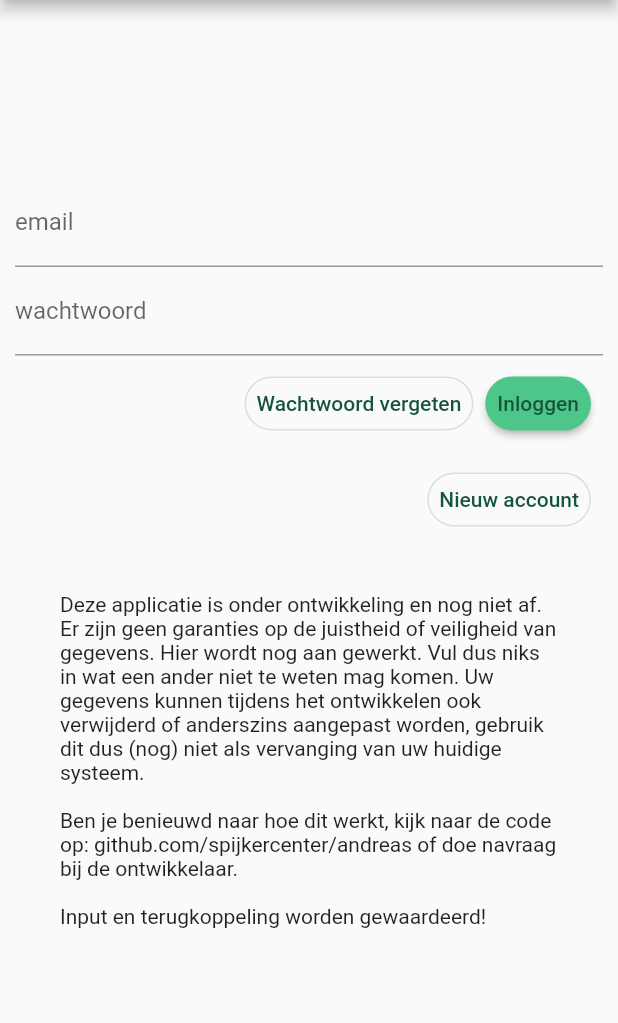
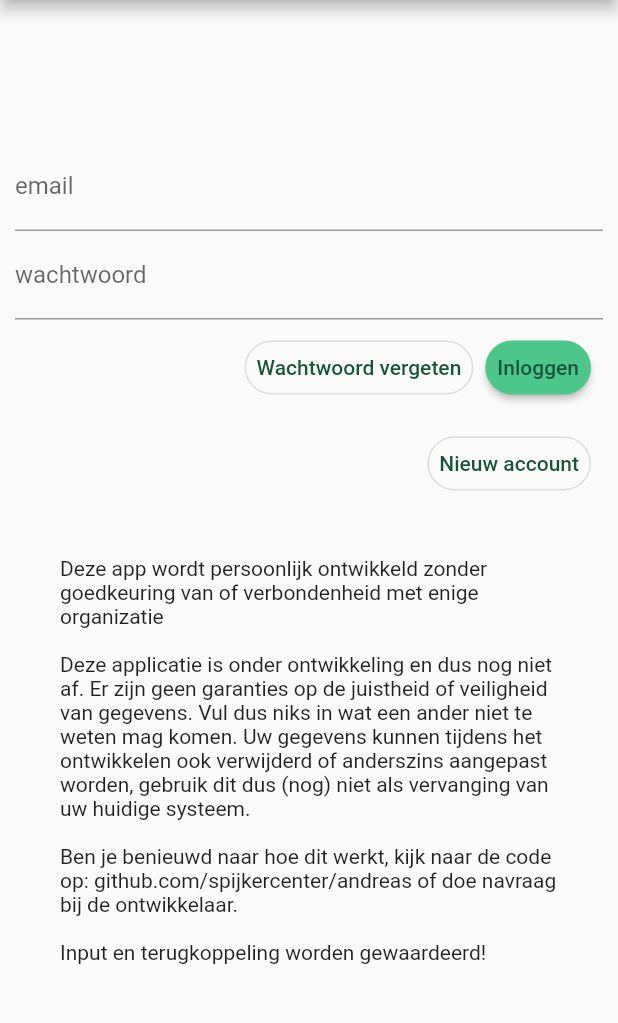
Before and after one commit to spijkercenter/andreas, a Flutter app: the screen it shows after launch, on a phone screen of 412 x 824 dp, the part 84-1107 px from its top. Run offline on Flutter 3.47's test engine with Material 2 defaults, Android fonts, the light colour scheme and no system bars; our stand-ins replace firebase_auth; missing offline and left inert: firebase_auth_web, firebase_core_web; accounts and stored records are empty.

Commit message:
added no relation clause to disclaimer

```diff
--- a/lib/views/login.dart
+++ b/lib/views/login.dart
@@ -55,9 +55,10 @@ class _LoginState extends State<Login> {
             Padding(
               padding: const EdgeInsets.all(30.0),
               child: Text(
-                  "Deze applicatie is onder ontwikkeling en nog niet af. "
+                  "Deze app wordt persoonlijk ontwikkeld zonder goedkeuring van "
+                  "of verbondenheid met enige organizatie "
+                  "\n\nDeze applicatie is onder ontwikkeling en dus nog niet af. "
                   "Er zijn geen garanties op de juistheid of veiligheid van gegevens. "
-                  "Hier wordt nog aan gewerkt. "
                   "Vul dus niks in wat een ander niet te weten mag komen. "
                   "Uw gegevens kunnen tijdens het ontwikkelen ook verwijderd of "
                   "anderszins aangepast worden, gebruik dit dus (nog) niet als "
```
